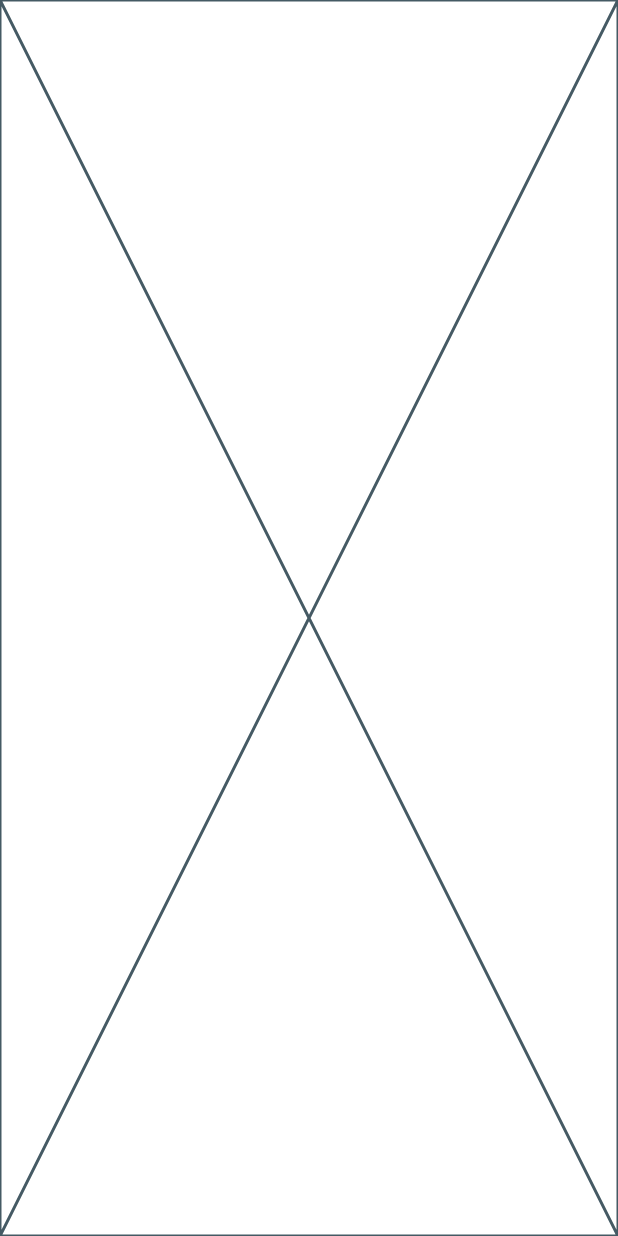
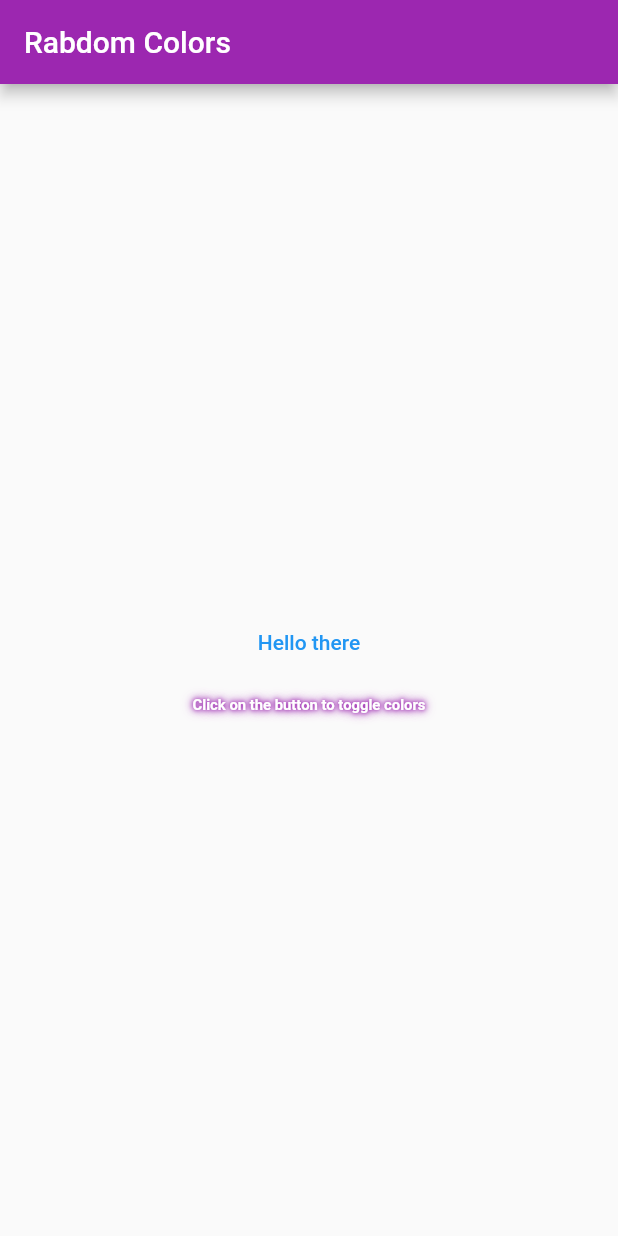
Before and after one commit to jinosh05/random_color_bg, a Flutter app: the screen it shows after launch, on a phone screen of 412 x 824 dp. Run offline on Flutter 3.47's test engine with Material 2 defaults, Android fonts, the light colour scheme and no system bars.

Commit message:
Hint Text Created

```diff
--- a/lib/screens/homepage.dart
+++ b/lib/screens/homepage.dart
@@ -10,8 +10,53 @@ class HomePage extends StatefulWidget {
 }
 
 class _HomePageState extends State<HomePage> {
+  ValueNotifier<Color> colorNotifier = ValueNotifier<Color>(Colors.white);
   @override
   Widget build(BuildContext context) {
-    return const Placeholder();
+    final double height = MediaQuery.sizeOf(context).height;
+    final fontSize = height * 0.012;
+    const blurRadiusCount = 3;
+
+    return Scaffold(
+      appBar: AppBar(
+        backgroundColor: Colors.purple,
+        title: const Text(
+          "Rabdom Colors",
+        ),
+      ),
+      body: ValueListenableBuilder<Color>(
+        valueListenable: colorNotifier,
+        builder: (context, Color value, child) {
+          return Column(
+            mainAxisAlignment: MainAxisAlignment.center,
+            children: [
+              TextButton(
+                onPressed: () {},
+                child: const Text(
+                  "Hello there",
+                ),
+              ),
+              Center(
+                child: Text(
+                  "\nClick on the button to toggle colors",
+                  style: TextStyle(
+                    color: Colors.white,
+                    fontWeight: FontWeight.w700,
+                    fontSize: fontSize,
+                    shadows: [
+                      for (double i = 1; i <= blurRadiusCount; i++)
+                        Shadow(
+                          color: Colors.purple,
+                          blurRadius: blurRadiusCount * i,
+                        )
+                    ],
+                  ),
+                ),
+              ),
+            ],
+          );
+        },
+      ),
+    );
   }
 }
```
